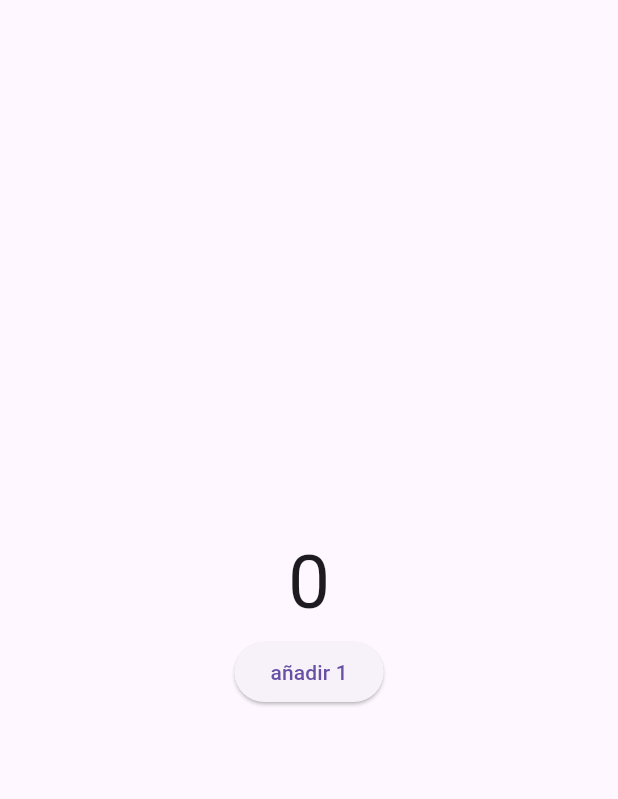
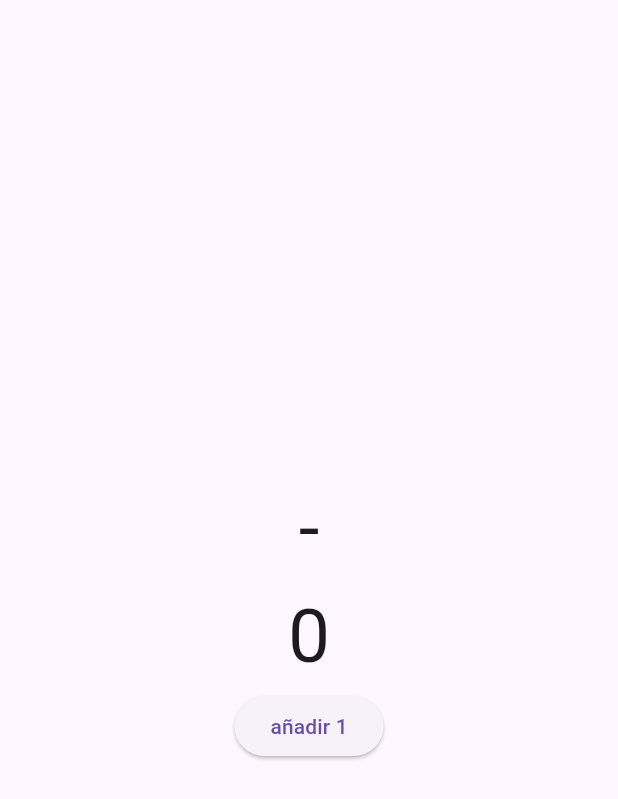
Before and after one commit to fr4nsgallegos/travelappg12, a Flutter app: the screen it shows after launch, on a phone screen of 412 x 824 dp. Shown: the top 799 px of the screen. Run offline on Flutter 3.47's test engine with Material 3 defaults, Android fonts, the phone set to English and light mode, and no system bars; our stand-ins replace shared_preferences.

Commit message:
shared preferences finish

```diff
--- a/lib/pages/home_page.dart
+++ b/lib/pages/shared_preferences_page.dart
@@ -1,25 +1,34 @@
 import 'package:flutter/material.dart';
 import 'package:shared_preferences/shared_preferences.dart';
 
-class HomePage extends StatefulWidget {
-  const HomePage({super.key});
+class SharedPreferencesPage extends StatefulWidget {
+  const SharedPreferencesPage({super.key});
 
   @override
-  State<HomePage> createState() => _HomePageState();
+  State<SharedPreferencesPage> createState() => _SharedPreferencesPageState();
 }
 
-class _HomePageState extends State<HomePage> {
+class _SharedPreferencesPageState extends State<SharedPreferencesPage> {
   int contador = 0;
+  String user = "";
 
   void guardarContador() async {
     final prefs = await SharedPreferences.getInstance();
+    // GUARDANDO EL CONTADOR
     await prefs.setInt("contador", contador);
+    //GUARDANDO MÁS INFORMACIÓN
+    prefs.setString("username", "JhonnyGal");
+    prefs.setDouble("heigyh", 1.75);
+    prefs.setBool("isLoggedIn", true);
+    prefs.setStringList("favorites", ["Flutter", "Dart", "Developer"]);
   }
 
   void leerContador() async {
     final prefs = await SharedPreferences.getInstance();
     int? contadorAux = prefs.getInt("contador");
+    user = prefs.getString("username") ?? "-";
     contador = contadorAux ?? 0;
+
     setState(() {});
     // if (contadorAux == null) {
     //   contador = 0;
@@ -41,11 +50,13 @@ class _HomePageState extends State<HomePage> {
         child: Column(
           mainAxisAlignment: MainAxisAlignment.center,
           children: [
+            Text(user, style: TextStyle(fontSize: 50)),
             Text(contador.toString(), style: TextStyle(fontSize: 50)),
             ElevatedButton(
               onPressed: () {
                 contador++;
                 guardarContador();
+
                 setState(() {});
               },
               child: Text("añadir 1"),
```
Also changed, not shown: lib/main.dart (+7 -2 lines).
